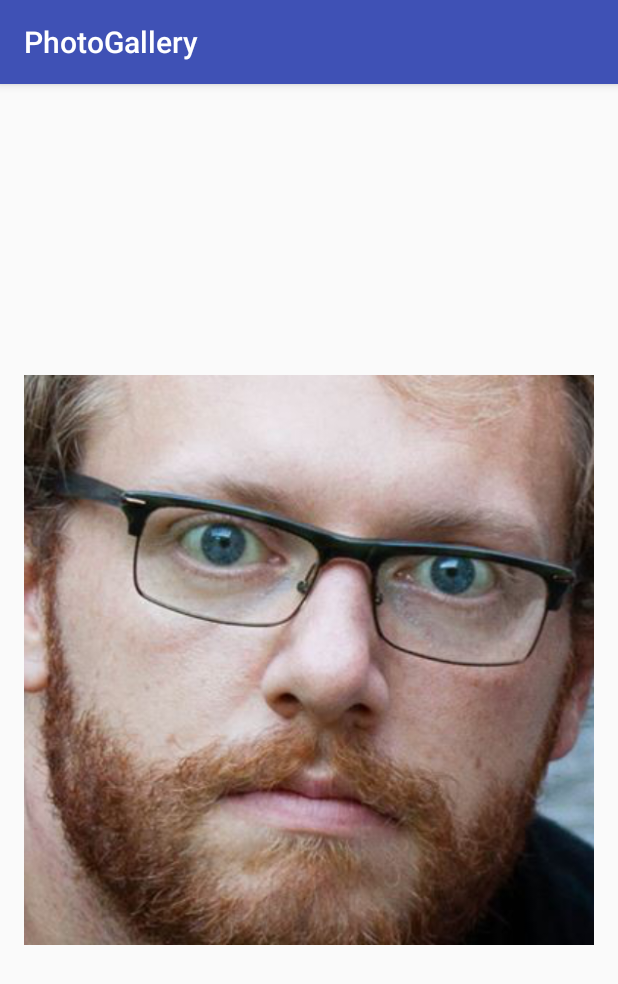
After one commit to suprodigy/Android-Programming, an Android app: the PhotoDetailActivity screen opened directly, with no data from a screen before it, on a phone screen of 412 x 824 dp. The commit adds this screen. Shown: the top 984 px of the screen. Run offline under Robolectric (Android 15) with nearby library versions, the phone set to English and light mode, and no system bars; our stand-ins replace Picasso; network calls fail; pictures from the network do not load.

```diff
--- a/PhotoGallery/app/src/main/AndroidManifest.xml
+++ b/PhotoGallery/app/src/main/AndroidManifest.xml
@@ -3,6 +3,7 @@
           package="com.example.android.photogallery">
 
     <uses-permission android:name="android.permission.INTERNET"/>
+    <uses-permission android:name="android.permission.ACCESS_NETWORK_STATE"/>
 
     <application
         android:allowBackup="true"
@@ -17,6 +18,11 @@
                 <category android:name="android.intent.category.LAUNCHER"/>
             </intent-filter>
         </activity>
+
+        <service android:name=".PollService"/>
+
+        <activity android:name=".PhotoDetailActivity">
+        </activity>
     </application>
 
 </manifest>
--- /dev/null
+++ b/PhotoGallery/app/src/main/java/com/example/android/photogallery/PhotoDetailActivity.java
@@ -0,0 +1,25 @@
+package com.example.android.photogallery;
+
+import android.os.Bundle;
+import android.support.v7.app.AppCompatActivity;
+import android.widget.ImageView;
+
+import com.squareup.picasso.Picasso;
+
+public class PhotoDetailActivity extends AppCompatActivity {
+
+    @Override
+    protected void onCreate(Bundle savedInstanceState) {
+        super.onCreate(savedInstanceState);
+        setContentView(R.layout.activity_photo_detail);
+
+        ImageView mImageView = (ImageView) findViewById(R.id.photo_detail_image_view);
+
+        String url = getIntent().getStringExtra("url");
+
+        Picasso.with(this)
+                .load(url)
+                .placeholder(R.drawable.bill_up_close)
+                .into(mImageView);
+    }
+}
--- a/PhotoGallery/app/src/main/java/com/example/android/photogallery/PhotoGalleryActivity.java
+++ b/PhotoGallery/app/src/main/java/com/example/android/photogallery/PhotoGalleryActivity.java
@@ -1,8 +1,14 @@
 package com.example.android.photogallery;
 
+import android.content.Context;
+import android.content.Intent;
 import android.support.v4.app.Fragment;
 
 public class PhotoGalleryActivity extends SingleFragmentActivity {
+
+    public static Intent newIntent(Context context) {
+        return new Intent(context, PhotoGalleryActivity.class);
+    }
 
     @Override
     protected Fragment createFragment() {
--- /dev/null
+++ b/PhotoGallery/app/src/main/res/layout/activity_photo_detail.xml
@@ -0,0 +1,19 @@
+<?xml version="1.0" encoding="utf-8"?>
+<RelativeLayout
+    xmlns:android="http://schemas.android.com/apk/res/android"
+    xmlns:tools="http://schemas.android.com/tools"
+    android:id="@+id/activity_photo_detail"
+    android:layout_width="match_parent"
+    android:layout_height="match_parent"
+    android:paddingBottom="@dimen/activity_vertical_margin"
+    android:paddingLeft="@dimen/activity_horizontal_margin"
+    android:paddingRight="@dimen/activity_horizontal_margin"
+    android:paddingTop="@dimen/activity_vertical_margin"
+    tools:context="com.example.android.photogallery.PhotoDetailActivity">
+
+    <ImageView
+        android:id="@+id/photo_detail_image_view"
+        android:layout_width="match_parent"
+        android:layout_height="match_parent"/>
+
+</RelativeLayout>
--- a/PhotoGallery/app/src/main/res/menu/fragment_photo_gallery.xml
+++ b/PhotoGallery/app/src/main/res/menu/fragment_photo_gallery.xml
@@ -14,4 +14,9 @@
         android:title="@string/clear_search"
         app:showAsAction="never"/>
 
+    <item
+        android:id="@+id/menu_item_toggle_polling"
+        android:title="@string/start_polling"
+        app:showAsAction="ifRoom"/>
+
 </menu>
--- a/PhotoGallery/app/src/main/res/values/strings.xml
+++ b/PhotoGallery/app/src/main/res/values/strings.xml
@@ -2,4 +2,8 @@
     <string name="app_name">PhotoGallery</string>
     <string name="search">검색</string>
     <string name="clear_search">검색 값 지움</string>
+    <string name="start_polling">신규 사진 탐색</string>
+    <string name="stop_polling">탐색 중단</string>
+    <string name="new_pictures_title">신규 포토갤러리 사진들</string>
+    <string name="new_pictures_text">포토갤러리에 신규 사진이 있습니다.</string>
 </resources>
```
Also changed, not shown: PhotoGallery/app/src/main/java/com/example/android/photogallery/PhotoGalleryFragment.java (+25 -1 lines), PhotoGallery/app/src/main/java/com/example/android/photogallery/PollService.java (added, +116 -0 lines), PhotoGallery/app/src/main/java/com/example/android/photogallery/QueryPreferences.java (+13 -0 lines).
